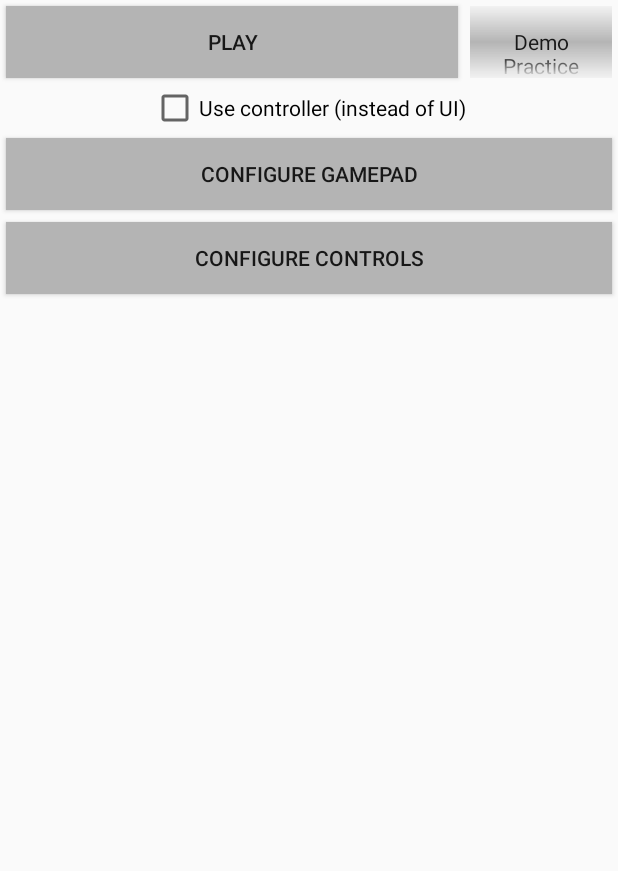
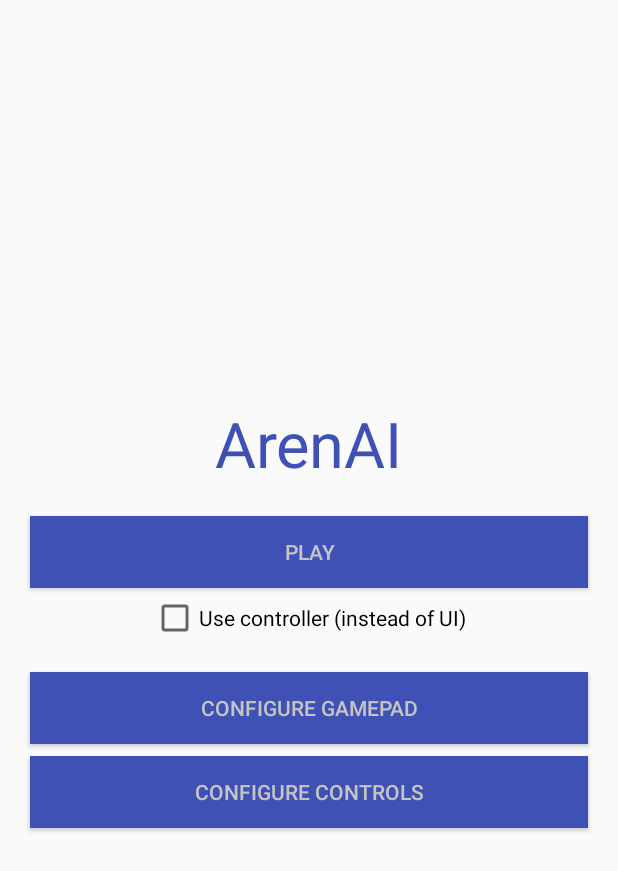
Before and after one commit to Ipsedo/ArenAI, an Android app: the screen it shows after launch (MainActivity), on a phone screen of 412 x 824 dp. Shown: the top 871 px of the screen. Run offline under Robolectric (Android 15) with nearby library versions, the phone set to English and light mode, and no system bars.

Commit message:
update main layout

```diff
--- a/app/src/main/AndroidManifest.xml
+++ b/app/src/main/AndroidManifest.xml
@@ -30,7 +30,8 @@
 		</activity>
 
 		<activity android:name="android.app.NativeActivity"
-			android:screenOrientation="landscape">
+			android:screenOrientation="landscape"
+			android:configChanges="orientation|keyboardHidden|screenSize">
 			<meta-data android:name="android.app.lib_name"
 				android:value="arenai"/>
 		</activity>
--- a/app/src/main/java/com/samuelberrien/arenai/MainActivity.java
+++ b/app/src/main/java/com/samuelberrien/arenai/MainActivity.java
@@ -11,27 +11,14 @@ import android.widget.NumberPicker;
 import com.samuelberrien.arenai.set_controls.ControlActivity;
 import com.samuelberrien.arenai.set_controls.GamePadActivity;
 
-public class MainActivity extends Activity implements NumberPicker.OnValueChangeListener {
+public class MainActivity extends Activity {
 
-	private int levelIdx;
-	public static final String levelIdxExtraStr = "Level_Idx";
 	public static final String useControllerExtraStr = "Use_Controller";
 
 	@Override
 	protected void onCreate(Bundle savedInstanceState) {
 		super.onCreate(savedInstanceState);
 		setContentView(R.layout.activity_main);
-
-		String[] levelName = new String[]{"Demo", "Practice"};
-		NumberPicker levelPicker = findViewById(R.id.level_picker);
-		levelPicker.setMinValue(0);
-		levelPicker.setMaxValue(levelName.length - 1);
-		levelPicker.setDisplayedValues(levelName);
-		levelPicker.setValue(0);
-
-		levelIdx = 0;
-
-		levelPicker.setOnValueChangedListener(this);
 	}
 
 	public void play(View v) {
@@ -48,9 +35,4 @@ public class MainActivity extends Activity implements NumberPicker.OnValueChange
 		Intent myIntent = new Intent(this, ControlActivity.class);
 		startActivity(myIntent);
 	}
-
-	@Override
-	public void onValueChange(NumberPicker numberPicker, int oldVal, int newVal) {
-		levelIdx = newVal;
-	}
 }
--- a/app/src/main/res/drawable/button.xml
+++ b/app/src/main/res/drawable/button.xml
@@ -1,6 +1,6 @@
 <?xml version="1.0" encoding="utf-8"?>
 <selector xmlns:android="http://schemas.android.com/apk/res/android">
-	<item android:drawable="@drawable/grey_shape_selected" android:state_pressed="true"/>
-	<item android:drawable="@drawable/grey_shape_selected" android:state_focused="true"/>
-	<item android:drawable="@drawable/grey_shape"/>
+	<item android:drawable="@drawable/button_shape_selected" android:state_pressed="true"/>
+	<item android:drawable="@drawable/button_shape_selected" android:state_focused="true"/>
+	<item android:drawable="@drawable/button_shape"/>
 </selector>
--- a/app/src/main/res/drawable/grey_shape_selected.xml
+++ b/app/src/main/res/drawable/button_shape.xml
@@ -1,4 +1,4 @@
 <?xml version="1.0" encoding="utf-8"?>
 <shape xmlns:android="http://schemas.android.com/apk/res/android">
-	<solid android:color="@color/greySelected"/>
+	<solid android:color="@color/colorPrimary"/>
 </shape>
--- a/app/src/main/res/drawable/grey_shape.xml
+++ b/app/src/main/res/drawable/button_shape_selected.xml
@@ -1,4 +1,4 @@
 <?xml version="1.0" encoding="utf-8"?>
 <shape xmlns:android="http://schemas.android.com/apk/res/android">
-	<solid android:color="@color/grey"/>
+	<solid android:color="@color/colorPrimaryDark"/>
 </shape>
--- a/app/src/main/res/layout/activity_main.xml
+++ b/app/src/main/res/layout/activity_main.xml
@@ -1,63 +1,56 @@
 <?xml version="1.0" encoding="utf-8"?>
-<LinearLayout
-		xmlns:android="http://schemas.android.com/apk/res/android"
+<LinearLayout xmlns:android="http://schemas.android.com/apk/res/android"
     xmlns:tools="http://schemas.android.com/tools"
     android:layout_width="match_parent"
     android:layout_height="match_parent"
+    android:layout_marginHorizontal="@dimen/menu_horizontal_margin"
+    android:gravity="center"
     android:orientation="vertical"
     tools:context=".MainActivity">
 
-	<LinearLayout
-			android:layout_width="match_parent"
+    <TextView
+        android:layout_width="wrap_content"
         android:layout_height="wrap_content"
-			android:orientation="horizontal">
-		<LinearLayout
-				android:layout_width="match_parent"
-				android:layout_height="wrap_content"
-				android:orientation="vertical"
-				android:layout_weight="0.25">
+        android:text="@string/app_name"
+        android:textColor="@color/colorPrimary"
+        android:textSize="42sp"
+        android:layout_marginBottom="@dimen/menu_horizontal_margin"/>
+
     <Button
         android:layout_width="match_parent"
         android:layout_height="wrap_content"
+        android:layout_margin="@dimen/stroke_width"
         android:background="@drawable/button"
-				android:layout_margin="@dimen/stroke_width"
+        android:onClick="play"
         android:text="Play"
-				android:onClick="play"/>
-		</LinearLayout>
+        android:textColor="@color/grey"/>
 
-
-		<NumberPicker
-				android:id="@+id/level_picker"
-				android:descendantFocusability="blocksDescendants"
-				android:layout_weight="0.75"
-				android:background="@drawable/picker"
-				android:layout_margin="@dimen/stroke_width"
-				android:layout_width="match_parent"
-				android:layout_height="match_parent"/>
-	</LinearLayout>
 
     <CheckBox
         android:id="@+id/use_controller_switch"
         android:layout_width="wrap_content"
         android:layout_height="wrap_content"
         android:layout_gravity="center"
+        android:layout_marginBottom="@dimen/menu_horizontal_margin"
         android:gravity="center"
-		android:text="Use controller (instead of UI)"/>
+        android:text="Use controller (instead of UI)" />
 
     <Button
         android:layout_width="match_parent"
         android:layout_height="wrap_content"
+        android:layout_margin="@dimen/stroke_width"
+        android:background="@drawable/button"
+        android:onClick="configureGamePad"
         android:text="Configure GamePad"
-			android:background="@drawable/button"
-			android:layout_margin="@dimen/stroke_width"
-			android:onClick="configureGamePad"/>
+        android:textColor="@color/grey" />
 
     <Button
         android:layout_width="match_parent"
         android:layout_height="wrap_content"
+        android:layout_margin="@dimen/stroke_width"
+        android:background="@drawable/button"
+        android:onClick="configureControls"
         android:text="Configure controls"
-		android:background="@drawable/button"
-		android:layout_margin="@dimen/stroke_width"
-		android:onClick="configureControls" />
+        android:textColor="@color/grey"/>
 
 </LinearLayout>
--- a/app/src/main/res/values/colors.xml
+++ b/app/src/main/res/values/colors.xml
@@ -6,7 +6,7 @@
 
 	<color name="whiteTransparent">#AAEEEEEE</color>
 	<color name="greyTransparent">#AAAAAAAA</color>
-	<color name="grey">#b4b4b4</color>
+	<color name="grey">#c4c4c4</color>
 	<color name="greySelected">#a4a4a4</color>
 	<color name="redTransparent">#AAFF9048</color>
 </resources>
--- a/app/src/main/res/values/dimens.xml
+++ b/app/src/main/res/values/dimens.xml
@@ -1,4 +1,5 @@
 <?xml version="1.0" encoding="utf-8"?>
 <resources>
 	<dimen name="stroke_width">4dp</dimen>
+	<dimen name="menu_horizontal_margin">16dp</dimen>
 </resources>
```
Lines whose indentation alone changed are shown as unchanged.
